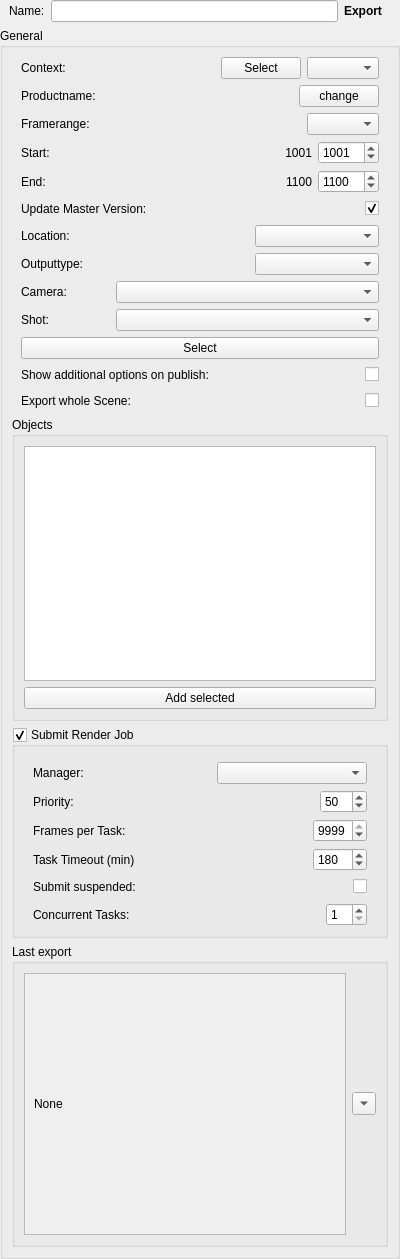
Animatect/Prism, file Prism/Scripts/ProjectScripts/StateManagerNodes/StateUserInterfaces/default_Export.ui: the form before one commit.
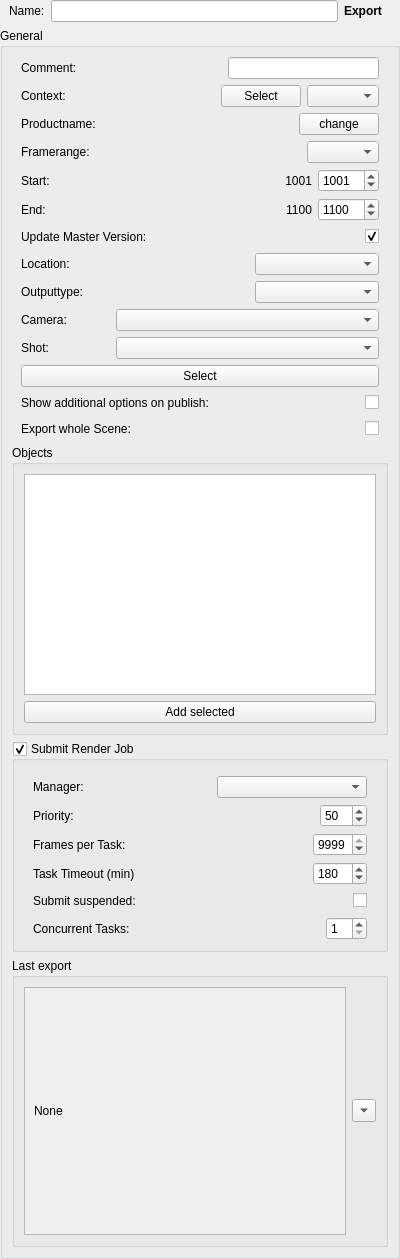
The form after the commit.

The edit to the form file:
```diff
--- a/Prism/Scripts/ProjectScripts/StateManagerNodes/StateUserInterfaces/default_Export.ui
+++ b/Prism/Scripts/ProjectScripts/StateManagerNodes/StateUserInterfaces/default_Export.ui
@@ -84,7 +84,63 @@
      <property name="title">
       <string>General</string>
      </property>
-     <layout class="QVBoxLayout" name="verticalLayout_2">
+     <layout class="QVBoxLayout" name="lo_export">
+      <item>
+       <widget class="QWidget" name="w_comment" native="true">
+        <layout class="QHBoxLayout" name="horizontalLayout_16">
+         <property name="spacing">
+          <number>0</number>
+         </property>
+         <property name="leftMargin">
+          <number>9</number>
+         </property>
+         <property name="topMargin">
+          <number>0</number>
+         </property>
+         <property name="rightMargin">
+          <number>9</number>
+         </property>
+         <property name="bottomMargin">
+          <number>0</number>
+         </property>
+         <item>
+          <widget class="QLabel" name="l_comment">
+           <property name="minimumSize">
+            <size>
+             <width>40</width>
+             <height>0</height>
+            </size>
+           </property>
+           <property name="maximumSize">
+            <size>
+             <width>95</width>
+             <height>16777215</height>
+            </size>
+           </property>
+           <property name="text">
+            <string>Comment:</string>
+           </property>
+          </widget>
+         </item>
+         <item>
+          <spacer name="horizontalSpacer_8">
+           <property name="orientation">
+            <enum>Qt::Orientation::Horizontal</enum>
+           </property>
+           <property name="sizeHint" stdset="0">
+            <size>
+             <width>40</width>
+             <height>20</height>
+            </size>
+           </property>
+          </spacer>
+         </item>
+         <item>
+          <widget class="QLineEdit" name="e_comment"/>
+         </item>
+        </layout>
+       </widget>
+      </item>
       <item>
        <widget class="QWidget" name="w_context" native="true">
         <layout class="QHBoxLayout" name="horizontalLayout_10">
@@ -1105,7 +1161,7 @@
               <x>0</x>
               <y>0</y>
               <width>329</width>
-              <height>262</height>
+              <height>248</height>
              </rect>
             </property>
             <layout class="QHBoxLayout" name="horizontalLayout_12">
```
